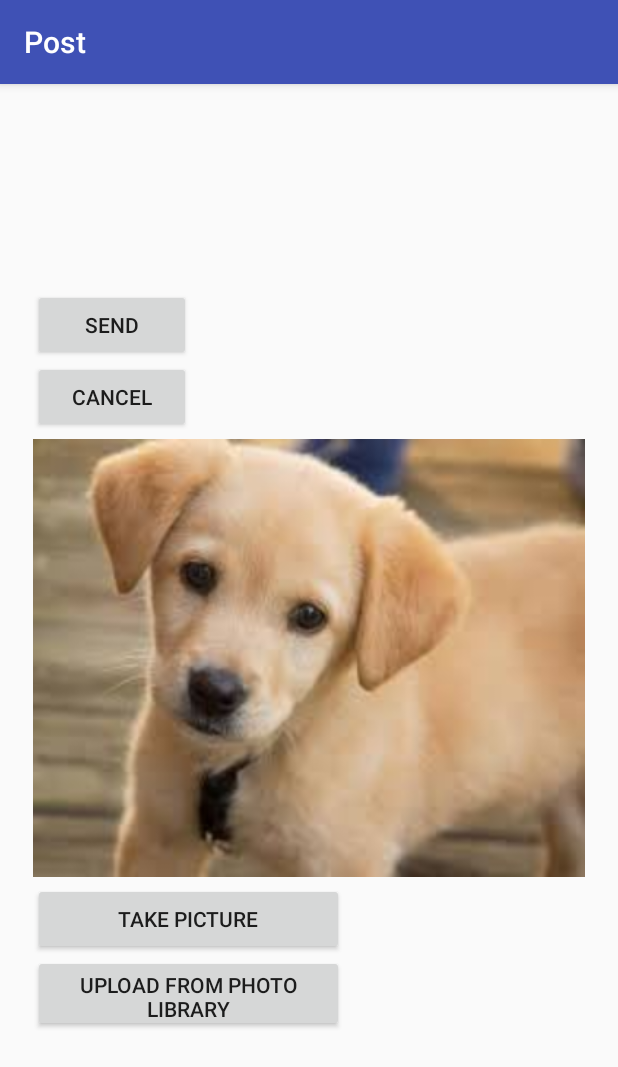
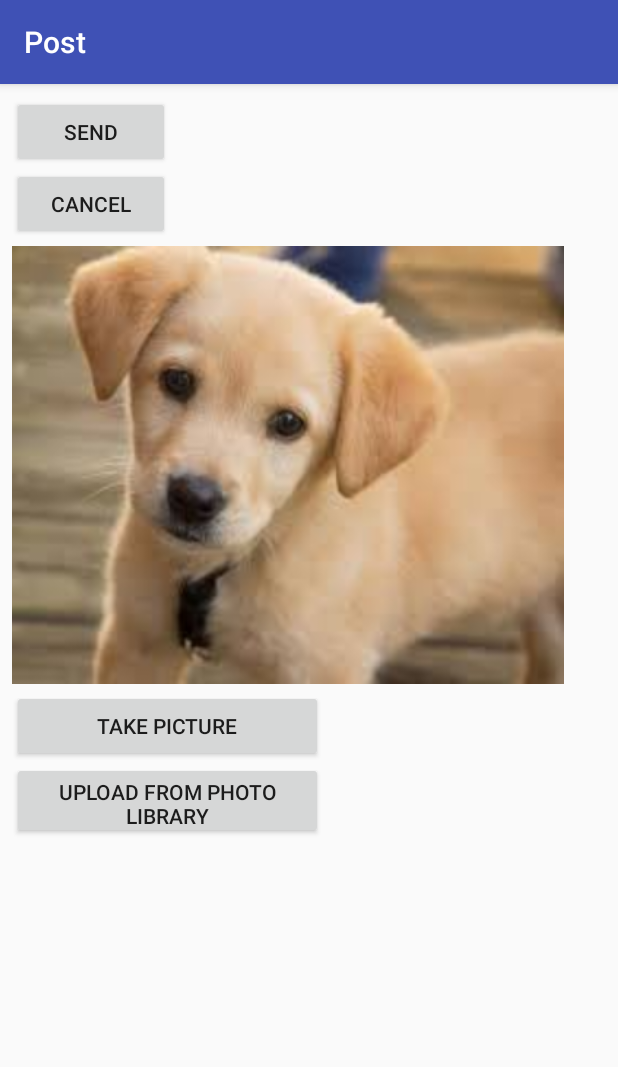
Before and after one commit to EC327yipyap/yipyap, an Android app: the Post2Activity screen opened directly, with no data from a screen before it, on a phone screen of 412 x 824 dp. Shown: the top 1067 px of the screen. Run offline under Robolectric (Android 15) with nearby library versions, the phone set to English and light mode, and no system bars.

Commit message:
i didnt update this but okay..

```diff
--- a/YipYapNewJava/app/src/main/res/layout/activity_post2.xml
+++ b/YipYapNewJava/app/src/main/res/layout/activity_post2.xml
@@ -16,8 +16,10 @@
         android:orientation="vertical"
         app:layout_constraintBottom_toBottomOf="parent"
         app:layout_constraintEnd_toEndOf="parent"
+        app:layout_constraintHorizontal_bias="0.0"
         app:layout_constraintStart_toStartOf="parent"
-        app:layout_constraintTop_toTopOf="parent">
+        app:layout_constraintTop_toTopOf="parent"
+        app:layout_constraintVertical_bias="0.0">
 
         <Button
             android:layout_width="105dp"
@@ -41,8 +43,8 @@
         <Button
             android:layout_width="207dp"
             android:layout_height="wrap_content"
-            android:text="@string/take_picture"
-            android:contentDescription="@string/puppy"/>
+            android:contentDescription="@string/puppy"
+            android:text="@string/take_picture" />
 
         <Button
             android:layout_width="207dp"
```
